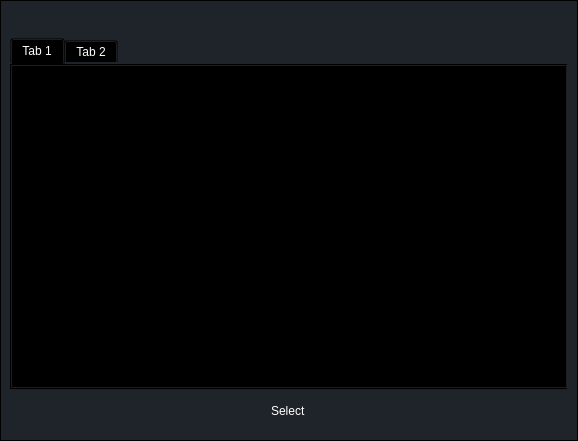
Old version of the form ui/dialogs/hero_selector_tab.ui in the repository elian-olbz/mlbb-drafting-and-simulation-tools.
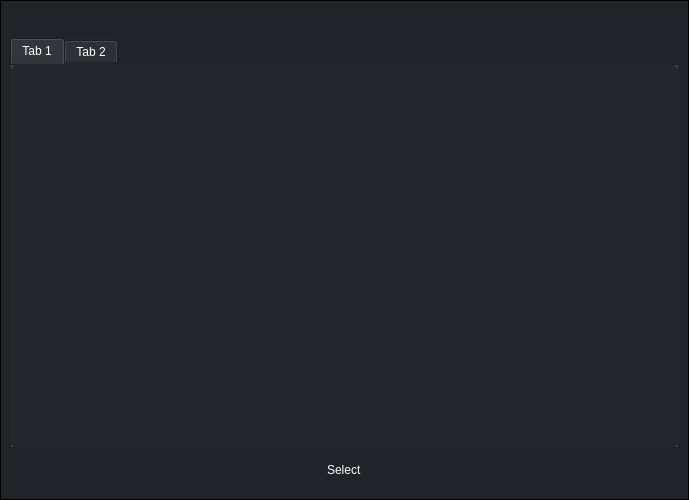
New version of the form. Icons and pictures are not drawn.

Commit message: quick draft can now display image on the selected qlabl. No graph yet. quick draft hero selctor uses a subclass of the hero selector for the pratice draft

```diff
--- a/ui/dialogs/hero_selector_tab.ui
+++ b/ui/dialogs/hero_selector_tab.ui
@@ -6,8 +6,8 @@
    <rect>
     <x>0</x>
     <y>0</y>
-    <width>578</width>
-    <height>441</height>
+    <width>689</width>
+    <height>500</height>
    </rect>
   </property>
   <property name="windowTitle">
@@ -148,9 +148,16 @@
          </item>
          <item>
           <widget class="QWidget" name="tab_container" native="true">
+           <property name="styleSheet">
+            <string notr="true">background-color:transparent;
+border-radius: 10px;</string>
+           </property>
            <layout class="QVBoxLayout" name="verticalLayout_5">
             <item>
              <widget class="QTabWidget" name="hero_tab">
+              <property name="styleSheet">
+               <string notr="true">background-color: rgb(35, 39, 46);</string>
+              </property>
               <property name="currentIndex">
                <number>0</number>
               </property>
```
Left out of the diff: 4 changed lines with no effect on the pictures. The commit also changes 10 other files.
